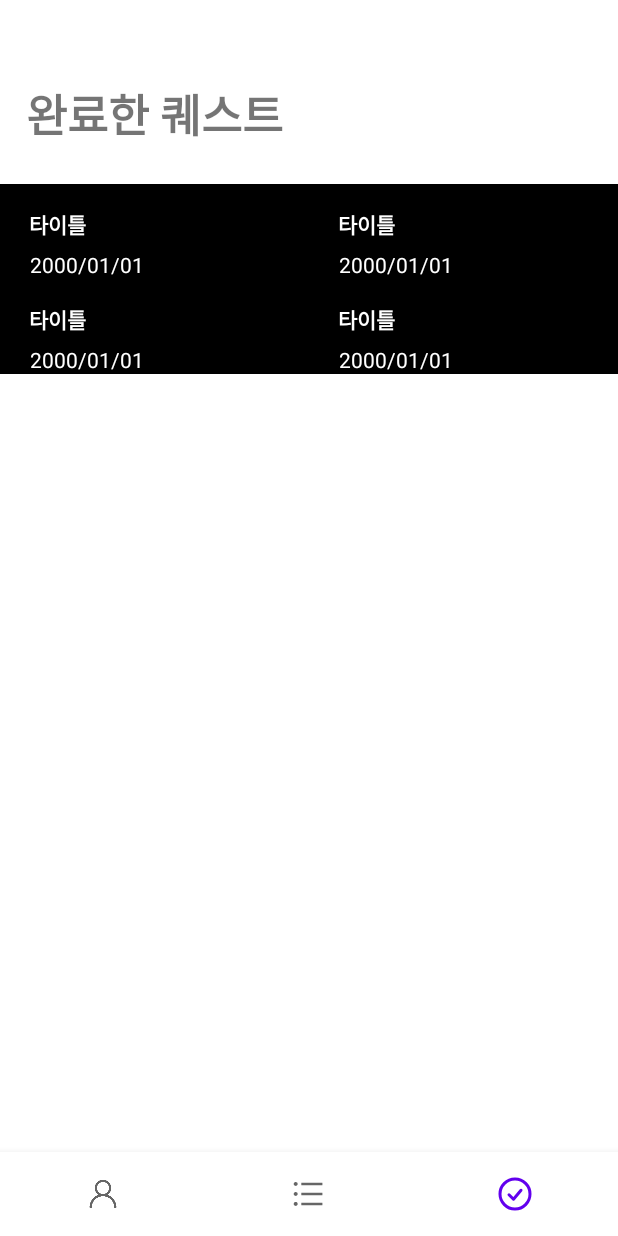
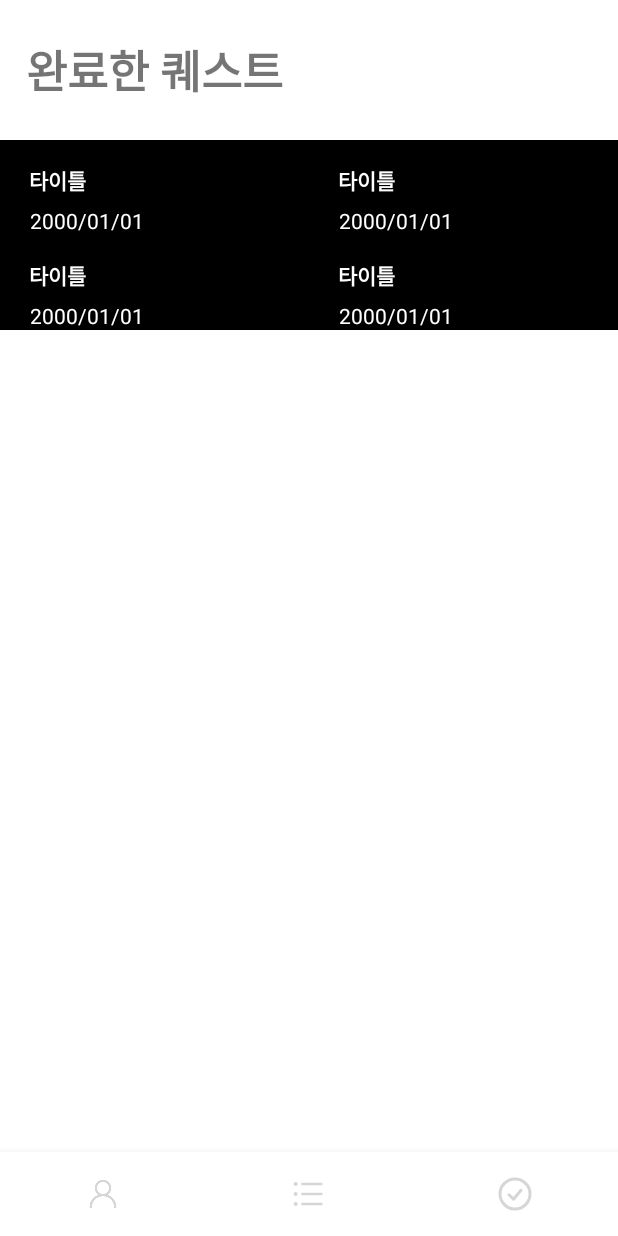
Before and after one commit to mdb1217/Quesookt, an Android app: the MainActivity screen opened directly, with no data from a screen before it, item 3 of the bottom bar chosen, on a phone screen of 412 x 824 dp. Run offline under Robolectric (Android 15) with nearby library versions, the phone set to English and light mode, and no system bars; our stand-ins replace data binding.

Commit message:
[UI] #14 - Modify Layout

```diff
--- a/app/src/main/res/layout/activity_main.xml
+++ b/app/src/main/res/layout/activity_main.xml
@@ -25,6 +25,8 @@
             android:layout_height="wrap_content"
             app:layout_constraintBottom_toBottomOf="parent"
             app:labelVisibilityMode="unlabeled"
+            app:itemIconTint="@color/selector_menu"
+            app:itemRippleColor="@color/main_sky"
             app:menu="@menu/menu_main" />
     </androidx.constraintlayout.widget.ConstraintLayout>
 </layout>
--- a/app/src/main/res/layout/fragment_complete.xml
+++ b/app/src/main/res/layout/fragment_complete.xml
@@ -17,7 +17,7 @@
             android:layout_width="wrap_content"
             android:layout_height="wrap_content"
             android:layout_marginStart="17dp"
-            android:layout_marginTop="53dp"
+            android:layout_marginTop="24dp"
             android:text="@string/quest_complete"
             android:textSize="30sp"
             android:textStyle="bold"
--- a/app/src/main/res/layout/fragment_question.xml
+++ b/app/src/main/res/layout/fragment_question.xml
@@ -83,6 +83,7 @@
                 app:layout_constraintEnd_toEndOf="parent"
                 app:layout_constraintStart_toStartOf="parent"
                 app:layout_constraintTop_toBottomOf="@+id/tv_question"
+                android:overScrollMode="never"
                 tools:itemCount="4"
                 tools:listitem="@layout/item_question" />
         </androidx.constraintlayout.widget.ConstraintLayout>
```
